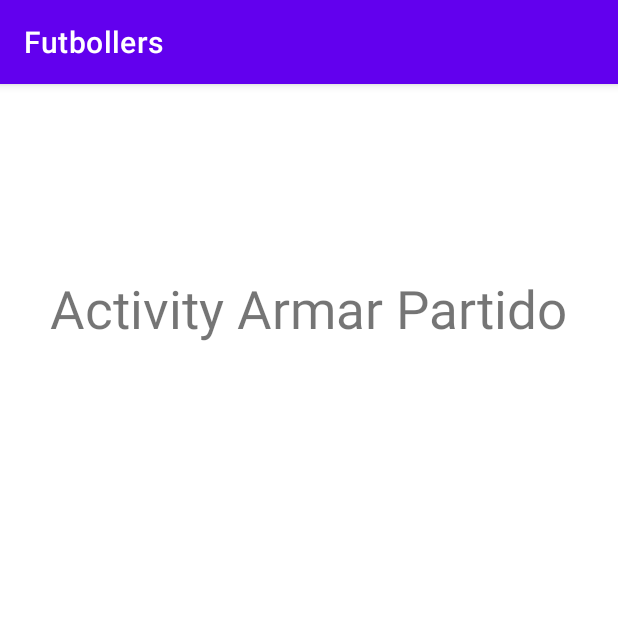
After one commit to andylarquy/futbollers-android, an Android app: the ArmarPartidoActivty screen opened directly, with no data from a screen before it, on a phone screen of 412 x 824 dp, the top half of it. The commit adds this screen. Run offline under Robolectric (Android 15) with nearby library versions, the phone set to English and light mode, and no system bars; network calls fail.

Commit message:
Features: + Hide de boton en equipos y partidos + Spinner de carga en equipos y partidos + Iniciado maquetado de partidos

```diff
--- a/app/build.gradle
+++ b/app/build.gradle
@@ -14,7 +14,7 @@ android {
 
     defaultConfig {
         applicationId "ar.edu.unsam.proyecto.futbollers"
-        minSdkVersion 16
+        minSdkVersion 23
         targetSdkVersion 29
         versionCode 1
         versionName "1.0"
--- a/app/src/main/AndroidManifest.xml
+++ b/app/src/main/AndroidManifest.xml
@@ -19,6 +19,7 @@
 
         <activity android:name=".activities.SignUpActivity" />
         <activity android:name=".activities.HomeActivity" />
+        <activity android:name=".activities.ArmarPartido.ArmarPartidoActivty" />
 
         <activity android:name=".activities.LoginActivity" >
             <intent-filter>
--- a/app/src/main/java/ar/edu/unsam/proyecto/futbollers/activities/HomeActivity.kt
+++ b/app/src/main/java/ar/edu/unsam/proyecto/futbollers/activities/HomeActivity.kt
@@ -21,8 +21,7 @@ class HomeActivity: AppCompatActivity(){
         bottom_navigation.setOnNavigationItemSelectedListener { item ->
             var fragment: Fragment? = null;
             if (item.itemId == R.id.action_partido) {
-                fragment =
-                    PartidoFragment()
+                fragment = PartidoFragment()
             } else if (item.itemId == R.id.action_equipo) {
                 fragment = EquipoFragment()
             } else if (item.itemId == R.id.action_chat) {
--- /dev/null
+++ b/app/src/main/java/ar/edu/unsam/proyecto/futbollers/activities/armarPartido/ArmarPartidoActivty.kt
@@ -0,0 +1,15 @@
+package ar.edu.unsam.proyecto.futbollers.activities.ArmarPartido
+
+import android.os.Bundle
+import androidx.appcompat.app.AppCompatActivity
+import ar.edu.unsam.proyecto.futbollers.R
+
+class ArmarPartidoActivty : AppCompatActivity() {
+    val activityArmarPartido = R.layout.activity_armar_partido
+
+    override fun onCreate(savedInstanceState: Bundle?) {
+        super.onCreate(savedInstanceState)
+        setContentView(activityArmarPartido)
+
+    }
+}
--- /dev/null
+++ b/app/src/main/res/layout/activity_armar_partido.xml
@@ -0,0 +1,20 @@
+<?xml version="1.0" encoding="utf-8"?>
+<androidx.constraintlayout.widget.ConstraintLayout
+    xmlns:android="http://schemas.android.com/apk/res/android"
+    xmlns:app="http://schemas.android.com/apk/res-auto"
+    xmlns:tools="http://schemas.android.com/tools"
+    android:layout_width="match_parent"
+    android:layout_height="match_parent">
+
+    <TextView
+        android:id="@+id/textView"
+        android:layout_width="wrap_content"
+        android:layout_height="wrap_content"
+        android:text="Activity Armar Partido"
+        android:textSize="35sp"
+        app:layout_constraintBottom_toBottomOf="parent"
+        app:layout_constraintEnd_toEndOf="parent"
+        app:layout_constraintStart_toStartOf="parent"
+        app:layout_constraintTop_toTopOf="parent"
+        app:layout_constraintVertical_bias="0.175" />
+</androidx.constraintlayout.widget.ConstraintLayout>
--- a/app/src/main/res/layout/fragment_partido.xml
+++ b/app/src/main/res/layout/fragment_partido.xml
@@ -5,12 +5,13 @@
     android:layout_width="match_parent"
     android:layout_height="match_parent">
 
+    <include layout="@layout/activity_loading_screen"
+        android:id="@+id/loading_spinner"/>
 
     <androidx.recyclerview.widget.RecyclerView
         android:id="@+id/partidos_list"
         android:layout_width="0dp"
         android:layout_height="0dp"
-        android:layout_above="@id/bottom_navigation"
         android:clipToPadding="false"
         android:paddingBottom="56dp"
         android:scrollbars="vertical"
```
Also changed, not shown: app/src/main/java/ar/edu/unsam/proyecto/futbollers/fragments/equipoFragment/EquipoFragment.kt (renamed from app/src/main/java/ar/edu/unsam/proyecto/futbollers/fragments/EquipoFragment/EquipoFragment.kt, +33 -3 lines), app/src/main/java/ar/edu/unsam/proyecto/futbollers/fragments/partidoFragment/PartidoFragment.kt (renamed from app/src/main/java/ar/edu/unsam/proyecto/futbollers/fragments/PartidoFragment/PartidoFragment.kt, +36 -0 lines), app/src/main/res/layout/activity_loading_screen.xml (added, +25 -0 lines), app/src/main/res/layout/activity_splash_screen.xml (added, +34 -0 lines), app/src/main/res/layout/fragment_equipo.xml (+9 -5 lines), app/src/main/java/ar/edu/unsam/proyecto/futbollers/fragments/equipoFragment/EquipoAdapter.kt (renamed from app/src/main/java/ar/edu/unsam/proyecto/futbollers/fragments/EquipoFragment/EquipoAdapter.kt), app/src/main/java/ar/edu/unsam/proyecto/futbollers/fragments/partidoFragment/PartidoAdapter.kt (renamed from app/src/main/java/ar/edu/unsam/proyecto/futbollers/fragments/PartidoFragment/PartidoAdapter.kt).
